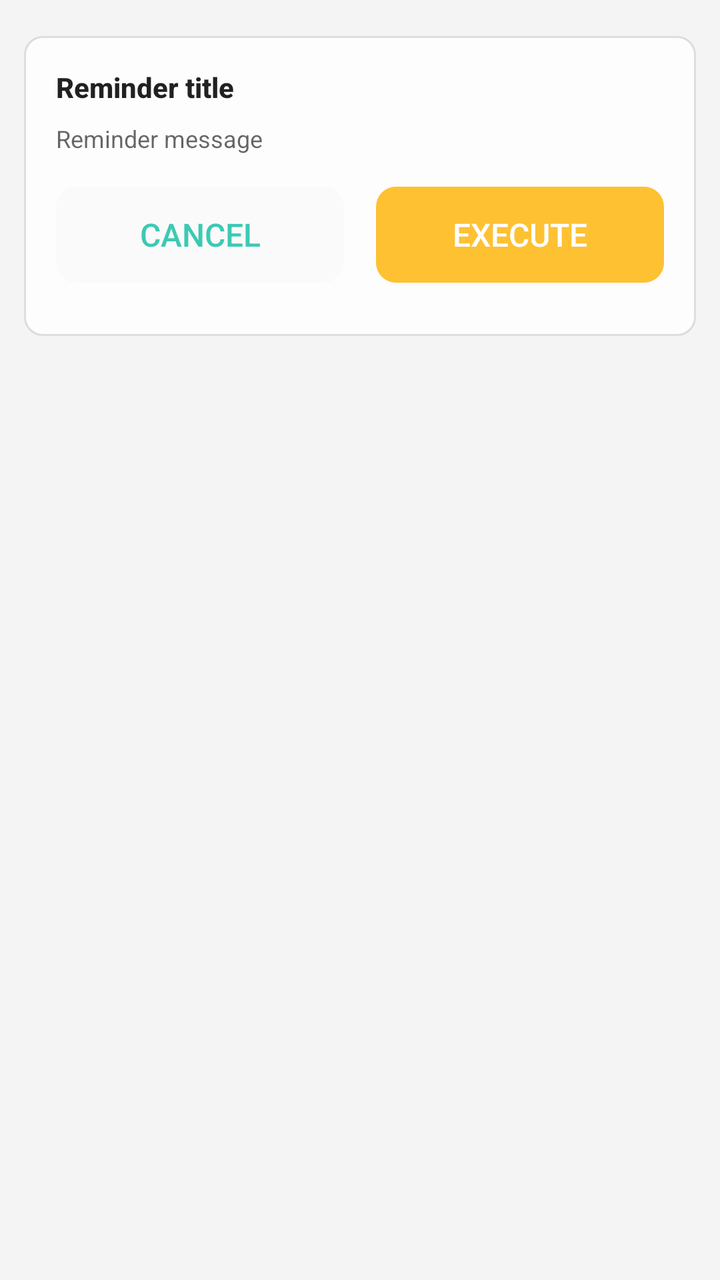
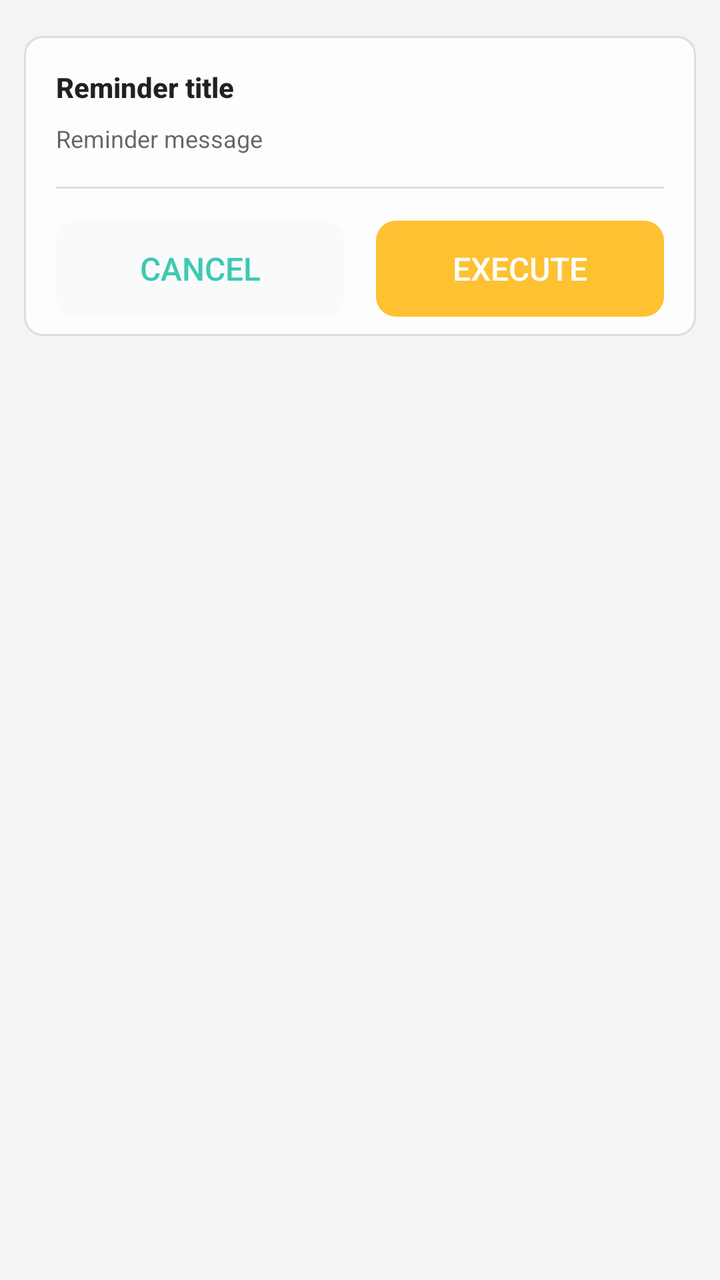

Screens rendered from an Android XML layout before and after an edit, with the pre-edit source and the edit as a unified diff.
<!-- AndroidManifest.xml: application theme AppTheme -->
<!-- res/layout/dialog_warning.xml -->
<?xml version="1.0" encoding="utf-8"?>
<ScrollView
    xmlns:android="http://schemas.android.com/apk/res/android"
    android:overScrollMode="never"
    android:layout_width="match_parent"
    android:layout_height="match_parent">

    <LinearLayout
        android:layout_width="match_parent"
        android:layout_height="wrap_content"
        android:orientation="vertical"
        android:padding="12dp">

        <LinearLayout
            android:layout_width="match_parent"
            android:layout_height="wrap_content"
            android:minHeight="150dp"
            android:layout_marginTop="6dp"
            android:background="@drawable/krscript_item_ripple_kon"
            android:orientation="vertical">

            <TextView
                android:id="@+id/confirm_title"
                style="@style/dialogTitle"
                android:text="@string/confirm_title" />
            <TextView
                android:id="@+id/confirm_message"
                style="@style/dialogDesc"
                android:text="@string/confirm_message" />

            <FrameLayout
                android:id="@+id/confirm_custom_view"
                android:layout_width="match_parent"
                android:layout_height="wrap_content" />

            <LinearLayout
                android:layout_marginTop="16dp"
                android:layout_marginHorizontal="16dp"
                android:orientation="horizontal"
                android:layout_width="match_parent"
                android:layout_height="wrap_content">

                <Button
                    android:id="@+id/btn_cancel"
                    style="@style/dialogCancelBtn"
                    android:text="@string/btn_cancel">
                </Button>
                <Button
                    android:id="@+id/btn_confirm"
                    style="@style/dialogConfirmBtn"
                    android:background="@drawable/btn_bg_large_warning"
                    android:text="@string/btn_execute">
                </Button>
            </LinearLayout>
        </LinearLayout>

    </LinearLayout>
</ScrollView>
<!-- resources referenced by this layout -->
<resources>
  <string name="btn_cancel">Cancel</string>
  <string name="btn_execute">Execute</string>
  <string name="confirm_message">Reminder message</string>
  <string name="confirm_title">Reminder title</string>
  <style name="dialogCancelBtn" parent="dialogLargeBtn">
          <item name="android:layout_marginStart">0dp</item>
          <item name="android:background">@drawable/btn_bg_large_secondary</item>
      </style>
  <style name="dialogConfirmBtn" parent="dialogLargeBtn">
          <item name="android:textColor">#FFFFFF</item>
          <item name="android:background">@drawable/btn_bg_large</item>
      </style>
  <style name="dialogDesc" parent="@style/textSmall">
          <item name="android:paddingStart">16dp</item>
          <item name="android:paddingEnd">16dp</item>
          <item name="android:paddingTop">8dp</item>
          <item name="android:layout_width">match_parent</item>
          <item name="android:layout_height">wrap_content</item>
      </style>
  <style name="dialogTitle" parent="@style/textTitle">
          <item name="android:paddingStart">16dp</item>
          <item name="android:paddingEnd">16dp</item>
          <item name="android:paddingTop">16dp</item>
          <item name="android:layout_width">match_parent</item>
          <item name="android:layout_height">wrap_content</item>
      </style>
  <!-- drawable btn_bg_large (drawable) -->
  <?xml version="1.0" encoding="utf-8"?>
  <selector xmlns:android="http://schemas.android.com/apk/res/android">
      <item android:drawable="@drawable/btn_bg_active_large" android:state_pressed="true" />
      <item android:drawable="@drawable/btn_bg_disabled_large" android:state_enabled="false" />
      <item android:drawable="@drawable/btn_bg_inactive_large" />
  </selector>
  <style name="textSmall">
          <item name="android:textColor">?android:attr/textColorSecondary</item>
          <item name="android:textSize">12sp</item>
      </style>
  <style name="textTitle">
          <item name="android:textColor">?android:attr/textColorPrimary</item>
          <item name="android:textStyle">bold</item>
          <item name="android:textSize">14dp</item>
      </style>
  <color name="colorPrimary">#64CDB6</color>
  <color name="colorPrimaryDark">#30C7B6</color>
  <color name="colorAccent">#0dbda2</color>
  <color name="colorParseDark">#20605f5f</color>
  <color name="colorPirmDark">#20000000</color>
  <color name="status_bg_light">@android:color/white</color>
  <color name="window_bg_light">#f4f4f4</color>
  <color name="cardBgLight">#CCFFFFFF</color>
  <color name="warning">#FFB300</color>
  <!-- drawable seekbar_thumb (drawable) -->
  <?xml version="1.0" encoding="utf-8"?>
  <shape xmlns:android="http://schemas.android.com/apk/res/android">
      <solid android:color="@android:color/transparent" />
      <corners android:radius="10dp" />
      <size
          android:width="12dp"
          android:height="12dp" />
  </shape>
  <!-- drawable switch_track_disabled (drawable) -->
  <?xml version="1.0" encoding="utf-8"?>
  <shape xmlns:android="http://schemas.android.com/apk/res/android">
      <solid android:color="#22888888" />
      <corners android:radius="10dp" />
      <size android:width="66dp" android:height="20dp" />
  </shape>
  <!-- drawable switch_track_open (drawable) -->
  <?xml version="1.0" encoding="utf-8"?>
  <shape xmlns:android="http://schemas.android.com/apk/res/android">
      <solid android:color="?android:colorAccent" />
      <corners android:radius="10dp" />
      <size android:width="66dp" android:height="20dp" />
  </shape>
  <!-- drawable switch_track_close (drawable) -->
  <?xml version="1.0" encoding="utf-8"?>
  <shape xmlns:android="http://schemas.android.com/apk/res/android">
      <solid android:color="#44888888" />
      <corners android:radius="10dp" />
      <size android:width="66dp" android:height="20dp" />
  </shape>
  <!-- unchanged entries left out for length: 19 -->
</resources>

<!-- the commit's change to res/layout/dialog_warning.xml (unified diff, before → after) -->
@@ -32,7 +32,15 @@
                 android:id="@+id/confirm_custom_view"
                 android:layout_width="match_parent"
                 android:layout_height="wrap_content" />
-
+                
+            
+            <View
+                android:layout_width="match_parent"
+                android:layout_height="1dp"
+                android:layout_marginHorizontal="16dp"
+                android:layout_marginTop="16dp"
+                android:background="?android:attr/listDivider" />
+                
             <LinearLayout
                 android:layout_marginTop="16dp"
                 android:layout_marginHorizontal="16dp"
